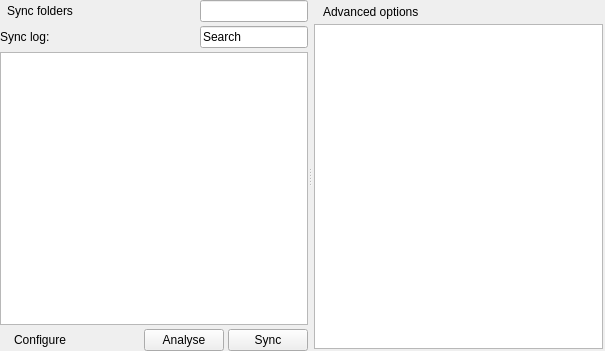
Qt form ui/synctabform.ui (matus-tomlein/synkron) before a commit.
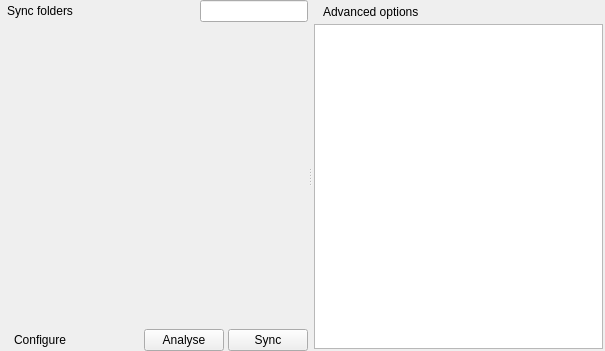
The same form after that commit. Icons and pictures are not drawn. Custom widgets are drawn as their Qt base class.

Commit message: early version of analysis, improved SyncOutMessage and displaying messages from sync

What changed in the file:
```diff
--- a/ui/synctabform.ui
+++ b/ui/synctabform.ui
@@ -93,98 +93,11 @@
          </property>
         </layout>
        </item>
-       <item>
-        <layout class="QHBoxLayout" name="horizontalLayout">
-         <item>
-          <widget class="QLabel" name="sync_log_lbl">
-           <property name="text">
-            <string>Sync log:</string>
-           </property>
-          </widget>
-         </item>
-         <item>
-          <spacer name="horizontalSpacer">
-           <property name="orientation">
-            <enum>Qt::Horizontal</enum>
-           </property>
-           <property name="sizeHint" stdset="0">
-            <size>
-             <width>40</width>
-             <height>20</height>
-            </size>
-           </property>
-          </spacer>
-         </item>
-         <item>
-          <widget class="ExtendedLineEdit" name="search_le">
-           <property name="sizePolicy">
-            <sizepolicy hsizetype="Minimum" vsizetype="Fixed">
-             <horstretch>0</horstretch>
-             <verstretch>0</verstretch>
-            </sizepolicy>
-           </property>
-           <property name="text">
-            <string>Search</string>
-           </property>
-          </widget>
-         </item>
-        </layout>
-       </item>
        <item>
         <widget class="QStackedWidget" name="logs_stckw">
          <property name="currentIndex">
           <number>0</number>
          </property>
-         <widget class="QWidget" name="table_page">
-          <layout class="QVBoxLayout" name="verticalLayout">
-           <property name="spacing">
-            <number>4</number>
-           </property>
-           <property name="margin">
-            <number>0</number>
-           </property>
-           <item>
-            <widget class="QTableWidget" name="sync_log_table">
-             <property name="showGrid">
-              <bool>false</bool>
-             </property>
-             <attribute name="horizontalHeaderVisible">
-              <bool>false</bool>
-             </attribute>
-             <attribute name="verticalHeaderVisible">
-              <bool>false</bool>
-             </attribute>
-             <column>
-              <property name="text">
-               <string>Sync log</string>
-              </property>
-             </column>
-            </widget>
-           </item>
-          </layout>
-         </widget>
-         <widget class="QWidget" name="tree_page">
-          <layout class="QVBoxLayout" name="verticalLayout_2">
-           <property name="spacing">
-            <number>4</number>
-           </property>
-           <property name="margin">
-            <number>0</number>
-           </property>
-           <item>
-            <widget class="QTreeWidget" name="analysis_tree">
-             <attribute name="headerVisible">
-              <bool>false</bool>
-             </attribute>
-             <column>
-              <property name="text">
-               <string notr="true">1</string>
-              </property>
-             </column>
-            </widget>
-           </item>
-          </layout>
-         </widget>
         </widget>
        </item>
        <item>
@@ -314,13 +227,6 @@
    </item>
   </layout>
  </widget>
- <customwidgets>
-  <customwidget>
-   <class>ExtendedLineEdit</class>
-   <extends>QLineEdit</extends>
-   <header location="global">src/extendedlineedit.h</header>
-  </customwidget>
- </customwidgets>
  <resources>
   <include location="resources.qrc"/>
  </resources>
```
Left out of the diff: 12 changed lines with no effect on the pictures. The commit also changes 30 other files.
